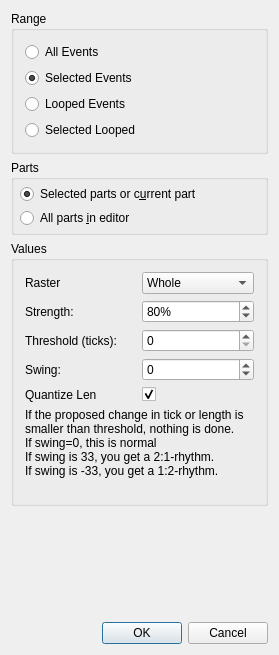
Old version of the form muse3/muse/function_dialogs/quantbase.ui in the repository emrum/muse.
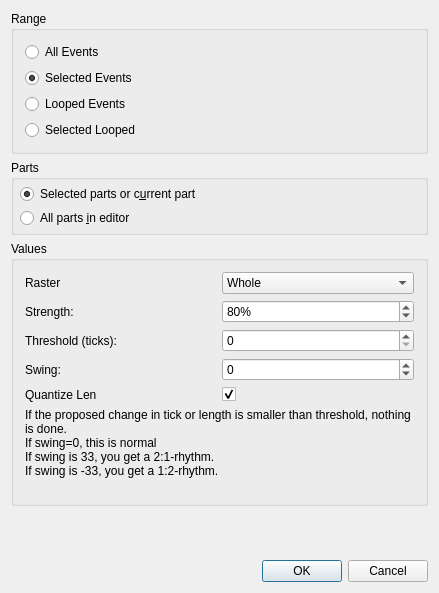
New version of the form.

Patch:
```diff
--- a/muse3/muse/function_dialogs/quantbase.ui
+++ b/muse3/muse/function_dialogs/quantbase.ui
@@ -9,8 +9,8 @@
    <rect>
     <x>0</x>
     <y>0</y>
-    <width>279</width>
-    <height>655</height>
+    <width>439</width>
+    <height>593</height>
    </rect>
   </property>
   <property name="windowTitle">
```
